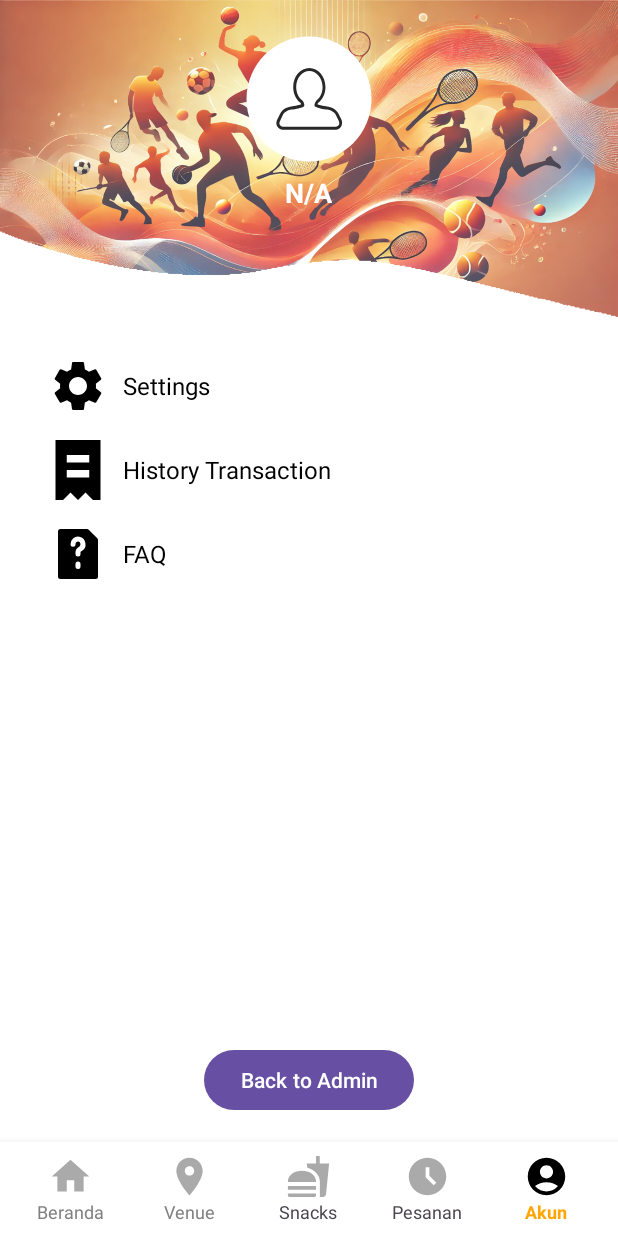
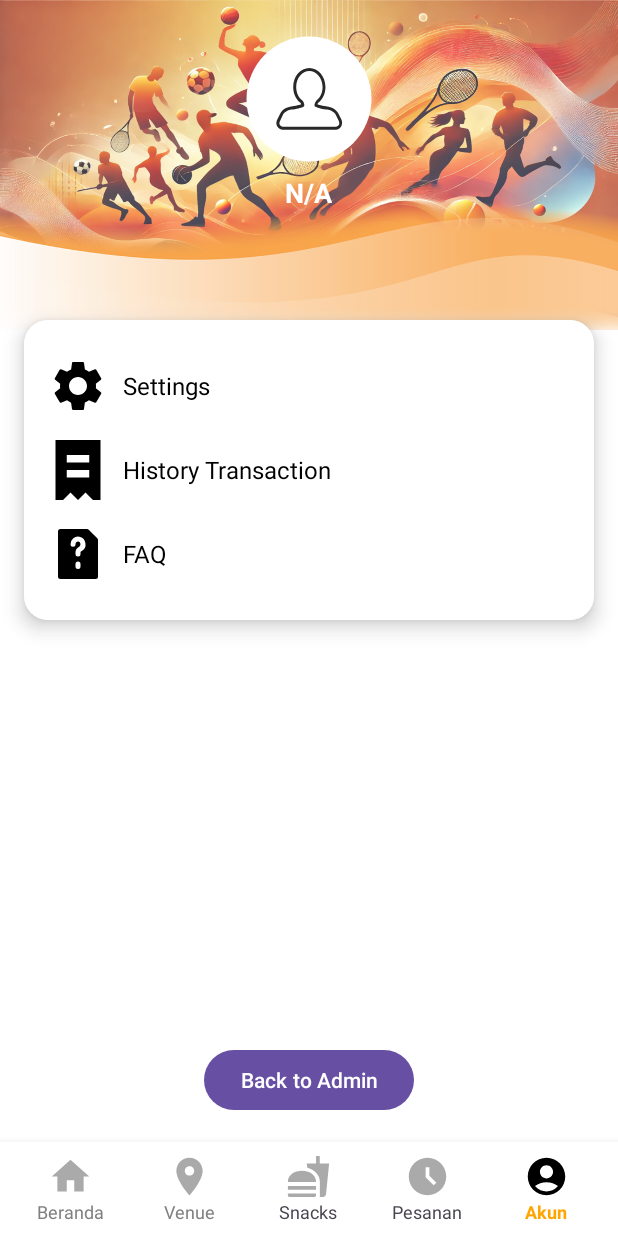
Before and after one commit to Eredith/SportsBooking1, an Android app: the ProfileActivity screen opened directly, with no data from a screen before it, on a phone screen of 412 x 824 dp. Run offline under Robolectric (Android 15) with nearby library versions, the phone set to English and light mode, and no system bars; our stand-ins replace Firebase (no records; nobody signed in at launch, a user with empty details on screens opened directly); pictures from the network do not load.

Commit message:
ada card nya skrg bg

```diff
--- a/app/src/main/res/layout/activity_makanan.xml
+++ b/app/src/main/res/layout/activity_makanan.xml
@@ -305,9 +305,7 @@
                 android:id="@+id/profileImageNavbar"
                 android:layout_width="30dp"
                 android:layout_height="30dp"
-                android:src="@drawable/ic_bottom_nav_bar_profile"
-                app:tint="@android:color/darker_gray"/>
-            />
+                android:src="@drawable/ic_bottom_nav_bar_profile" />
 
             <TextView
                 android:id="@+id/text_profile"
--- a/app/src/main/res/layout/activity_profile.xml
+++ b/app/src/main/res/layout/activity_profile.xml
@@ -36,7 +36,7 @@
             android:layout_width="match_parent"
             android:layout_height="220dp"
             android:scaleType="fitXY"
-            android:src="@drawable/bg_profile"
+            android:src="@drawable/bg_profile1"
             android:alpha="0.8"
             app:layout_constraintTop_toTopOf="parent"
             app:layout_constraintStart_toStartOf="parent"
@@ -121,26 +121,19 @@
                 app:layout_constraintStart_toStartOf="parent"
                 app:layout_constraintTop_toBottomOf="@id/nameTextView" />
 
-
         </LinearLayout>
 
-        <LinearLayout
-            xmlns:android="http://schemas.android.com/apk/res/android"
-            xmlns:app="http://schemas.android.com/apk/res-auto"
+        <!-- CardView untuk Settings, History Transaction, dan FAQ -->
+        <androidx.cardview.widget.CardView
+            android:id="@+id/menuCard"
             android:layout_width="match_parent"
             android:layout_height="wrap_content"
             android:layout_margin="16dp"
-            android:orientation="vertical"
+            app:cardCornerRadius="16dp"
+            app:cardElevation="8dp"
             app:layout_constraintEnd_toEndOf="parent"
             app:layout_constraintStart_toStartOf="parent"
             app:layout_constraintTop_toBottomOf="@id/profileSection">
-
-<!--            <androidx.cardview.widget.CardView-->
-<!--                android:id="@+id/menuCard"-->
-<!--                android:layout_width="match_parent"-->
-<!--                android:layout_height="wrap_content"-->
-<!--                app:cardCornerRadius="16dp"-->
-<!--                app:cardElevation="8dp">-->
 
             <LinearLayout
                 android:layout_width="match_parent"
@@ -199,31 +192,6 @@
                         android:textSize="16sp" />
                 </LinearLayout>
 
-                    <!-- Help and Support -->
-                    <!--<LinearLayout
-                        android:id="@+id/profileMenu"
-                        android:layout_width="match_parent"
-                        android:layout_height="wrap_content"
-                        android:gravity="center_vertical"
-                        android:orientation="horizontal"
-                        android:paddingVertical="8dp">
-
-                        <ImageView
-                            android:layout_width="40dp"
-                            android:layout_height="40dp"
-                            android:contentDescription="Help Support Icon"
-                            android:src="@drawable/ic_help"/>
-
-                        <TextView
-                            android:layout_width="0dp"
-                            android:layout_height="wrap_content"
-                            android:layout_weight="1"
-                            android:paddingStart="10dp"
-                            android:text="Help and Support"
-                            android:textColor="@color/black"
-                            android:textSize="16sp" />
-                    </LinearLayout> -->
-
                 <!-- FAQ -->
                 <LinearLayout
                     android:id="@+id/faqMenu"
@@ -253,9 +221,7 @@
                 </LinearLayout>
 
             </LinearLayout>
-<!--            </androidx.cardview.widget.CardView>-->
-        </LinearLayout>
-
+        </androidx.cardview.widget.CardView>
 
         <!-- Logout Button -->
         <!-- Fixed Buttons -->
@@ -287,9 +253,9 @@
                 app:layout_constraintTop_toBottomOf="@id/btnLogout" />
         </LinearLayout>
 
-
     </androidx.constraintlayout.widget.ConstraintLayout>
 
+    <!-- Bottom Navigation -->
     <LinearLayout
         android:id="@+id/bottom_navigation"
         android:layout_width="0dp"
@@ -408,8 +374,7 @@
                 android:id="@+id/profileImageNavbar"
                 android:layout_width="30dp"
                 android:layout_height="30dp"
-                android:src="@drawable/ic_bottom_nav_bar_profile"
-                />
+                android:src="@drawable/ic_bottom_nav_bar_profile" />
 
             <TextView
                 android:id="@+id/text_profile"
--- a/app/src/main/res/layout/activity_venue_list.xml
+++ b/app/src/main/res/layout/activity_venue_list.xml
@@ -325,8 +325,7 @@
                 android:layout_width="30dp"
                 android:layout_height="30dp"
                 android:src="@drawable/ic_bottom_nav_bar_profile"
-                app:tint="@android:color/darker_gray"/>
-            />
+                />
 
             <TextView
                 android:id="@+id/text_profile"
```
Also changed, not shown: app/src/main/res/layout/activity_setting.xml (+11 -1 lines), app/src/main/res/drawable/bg_profile1.png (added), app/src/main/res/drawable/img.png (added). Lines whose indentation alone changed are shown as unchanged.
